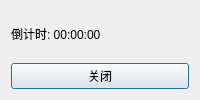
Above: CalendarCountdownApp/countdownwindow.ui from Maia-Huo/CalendarCountdownApp before the change. Below: the same form after it.
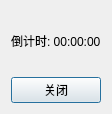
That is the form after the change.

Commit message: 界面显示正常

Diff of the .ui file:
```diff
--- a/CalendarCountdownApp/countdownwindow.ui
+++ b/CalendarCountdownApp/countdownwindow.ui
@@ -2,6 +2,14 @@
 <ui version="4.0">
  <class>CountdownWindow</class>
  <widget class="QDialog" name="CountdownWindow">
+  <property name="geometry">
+   <rect>
+    <x>0</x>
+    <y>0</y>
+    <width>92</width>
+    <height>114</height>
+   </rect>
+  </property>
   <property name="windowTitle">
    <string>倒计时</string>
   </property>
```
Left out of the diff: 2 changed lines with no effect on the pictures. The commit also changes 4 other files.
